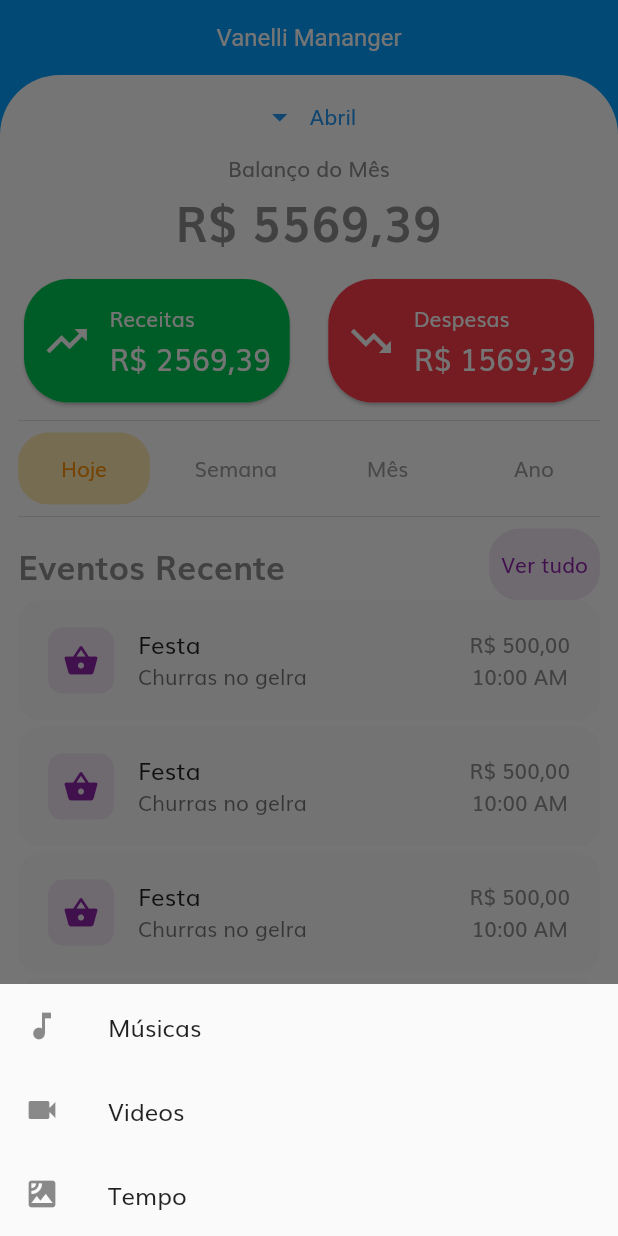
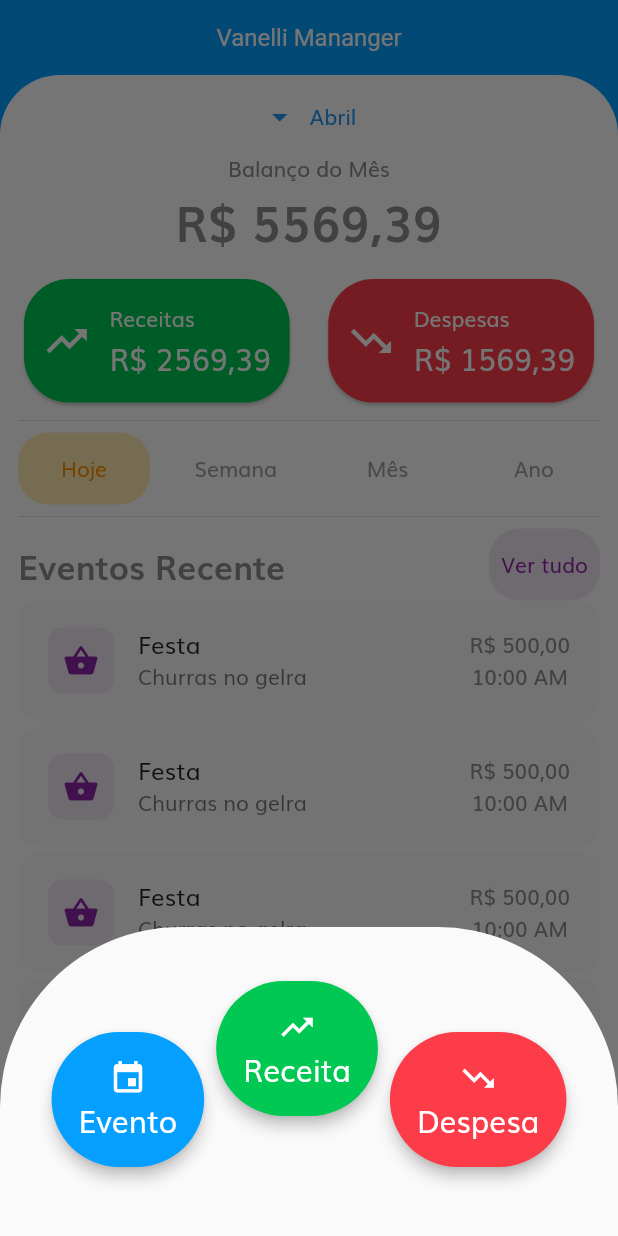
Before and after one commit to wagnervf/flutter-login-firebase, a Flutter app: the PerfilView screen opened by its route, after a tap on the "add" icon, on a phone screen of 412 x 824 dp. Run offline on Flutter 3.47's test engine with Material 2 defaults, Android fonts, the phone set to English and light mode, and no system bars; our stand-ins replace cloud_firestore, firebase_auth, firebase_core, firebase_storage, flutter_masked_text2, flutter_svg and 3 more; missing offline and left inert: validatorless; accounts and stored records are empty.

Commit message:
floatButton

```diff
--- a/lib/app/components/buttom_nav_bar.dart
+++ b/lib/app/components/buttom_nav_bar.dart
@@ -1,11 +1,17 @@
 import 'package:flutter/cupertino.dart';
 import 'package:flutter/material.dart';
+import 'package:flutter_loggin_firebase/app/modules/despesas/views/despesas_view.dart';
 import 'package:flutter_loggin_firebase/app/modules/event/views/event_view.dart';
 import 'package:flutter_loggin_firebase/app/modules/home/views/home_view.dart';
 import 'package:flutter_loggin_firebase/app/modules/perfil/views/perfil_view.dart';
+import 'package:flutter_loggin_firebase/app/modules/receitas/views/receitas_view.dart';
 import 'package:flutter_loggin_firebase/app/shared/enums.dart';
+import 'package:flutter_loggin_firebase/app/shared/size_config.dart';
 import 'package:flutter_loggin_firebase/app/theme.dart';
 import 'package:get/get.dart';
+
+import 'componentsUtils.dart';
+import 'constants.dart';
 
 class BottomNavBar extends StatelessWidget {
   const BottomNavBar({
@@ -18,6 +24,7 @@ class BottomNavBar extends StatelessWidget {
   @override
   Widget build(BuildContext context) {
     const Color inActiveIconColor = Color(0xFFB6B6B6);
+    final size = MediaQuery.of(context).size;
     return Container(
       padding: const EdgeInsets.symmetric(vertical: 14),
       decoration: BoxDecoration(
@@ -37,7 +44,7 @@ class BottomNavBar extends StatelessWidget {
           children: [
             iconHome(inActiveIconColor),
             iconCalendar(inActiveIconColor),
-            floatButton(context),
+            floatButton(size, context),
             iconList(inActiveIconColor),
             iconProfile(inActiveIconColor),
           ],
@@ -46,41 +53,100 @@ class BottomNavBar extends StatelessWidget {
     );
   }
 
-  Container floatButton(BuildContext context) {
-    return Container(
-      //margin: EdgeInsets.only(bottom: 24.0),
-      child: FloatingActionButton(
-        child: Icon(Icons.add),
-        onPressed: () => _configurandoModalBottomSheet(context),
-      ),
+  FloatingActionButton floatButton(Size size, BuildContext context) {
+    return FloatingActionButton(
+      child: const Icon(Icons.add),
+      onPressed: () => _configurandoModalBottomSheet(size, context),
     );
   }
 
-  void _configurandoModalBottomSheet(context) {
+  void _configurandoModalBottomSheet(Size size, context) {
     showModalBottomSheet(
+        shape: const RoundedRectangleBorder(
+          borderRadius: BorderRadius.only(
+            topLeft: Radius.circular(120),
+            topRight: Radius.circular(120),
+          ),
+        ),
         context: context,
         builder: (BuildContext bc) {
           return Container(
-            child: Wrap(
-              children: <Widget>[
-                ListTile(
-                    leading: new Icon(Icons.music_note),
-                    title: new Text('Músicas'),
-                    onTap: () => {}),
-                ListTile(
-                  leading: new Icon(Icons.videocam),
-                  title: new Text('Videos'),
-                  onTap: () => {},
-                ),
-                ListTile(
-                  leading: new Icon(Icons.satellite),
-                  title: new Text('Tempo'),
-                  onTap: () => {},
-                ),
-              ],
+            height: size.height * .25,
+            padding: const EdgeInsets.all(12.0),
+            child: Center(
+              child: Wrap(
+                alignment: WrapAlignment.spaceBetween,
+                crossAxisAlignment: WrapCrossAlignment.center,
+                spacing: 8.0,
+                children: <Widget>[
+                  Container(
+                    margin: const EdgeInsets.only(top: 24.0),
+                    child: buttonsModal(
+                      text: 'Evento',
+                      color: kPrimaryColor,
+                      icon: Icons.event,
+                      page: '/event',
+                    ),
+                  ),
+                  Container(
+                    margin: const EdgeInsets.only(bottom: 44),
+                    child: buttonsModal(
+                      text: 'Receita',
+                      color: kColorReceitas,
+                      icon: Icons.trending_up,
+                      page: '/receitas',
+                    ),
+                  ),
+                  Container(
+                    margin: const EdgeInsets.only(top: 24.0),
+                    child: buttonsModal(
+                      text: 'Despesa',
+                      color: kColorDespesas,
+                      icon: Icons.trending_down,
+                      page: '/despesas',
+                    ),
+                  ),
+                ],
+              ),
             ),
           );
         });
+  }
+
+  ElevatedButton buttonsModal(
+      {required Color color,
+      required IconData icon,
+      required String text,
+      required String page}) {
+    return ElevatedButton(
+      onPressed: () => Get.toNamed(page),
+      child: Column(
+        children: [
+          Icon(
+            icon,
+            color: Colors.white,
+            size: 25.0,
+          ),
+          Text(
+            text,
+            textAlign: TextAlign.start,
+            style: const TextStyle(
+              color: Colors.white,
+              fontSize: 20.0,
+            ),
+          ),
+        ],
+      ),
+      style: ElevatedButton.styleFrom(
+        elevation: 4.0,
+        primary: color,
+        alignment: Alignment.center,
+        padding: const EdgeInsets.all(18.0),
+        shape: RoundedRectangleBorder(
+          borderRadius: BorderRadius.circular(60),
+        ),
+      ),
+    );
   }
 
   IconButton iconProfile(Color inActiveIconColor) {
@@ -91,9 +157,7 @@ class BottomNavBar extends StatelessWidget {
             ? kPrimaryColor
             : inActiveIconColor,
       ),
-      onPressed: () => Get.to(
-        () => PerfilView(),
-      ),
+      onPressed: () => Get.to(() => PerfilView()),
     );
   }
 
--- a/lib/app/components/componentsUtils.dart
+++ b/lib/app/components/componentsUtils.dart
@@ -64,4 +64,50 @@ class Componentsutils {
       filled: true,
     );
   }
+
+  static Card cardInformation({
+    required Size size,
+    required IconData icon,
+    required String title,
+    required String valor,
+    required Color color,
+  }) {
+    return Card(
+      shape: RoundedRectangleBorder(
+        borderRadius: BorderRadius.circular(30),
+      ),
+      child: Container(
+        width: size.width * .43,
+        height: size.height * .1,
+        decoration: BoxDecoration(
+          color: color,
+          borderRadius: BorderRadius.circular(30),
+        ),
+        child: Row(
+          mainAxisAlignment: MainAxisAlignment.spaceEvenly,
+          children: [
+            Icon(
+              icon,
+              color: Colors.white,
+              size: 32.0,
+            ),
+            Column(
+              crossAxisAlignment: CrossAxisAlignment.start,
+              mainAxisAlignment: MainAxisAlignment.center,
+              children: [
+                Text(
+                  title,
+                  style: TextStyle(color: Colors.white),
+                ),
+                Text(
+                  valor,
+                  style: TextStyle(color: Colors.white, fontSize: 20.0),
+                ),
+              ],
+            ),
+          ],
+        ),
+      ),
+    );
+  }
 }
--- a/lib/app/modules/home/views/home_view.dart
+++ b/lib/app/modules/home/views/home_view.dart
@@ -1,6 +1,7 @@
 import 'package:flutter/material.dart';
 import 'package:flutter_loggin_firebase/app/components/app_bar.dart';
 import 'package:flutter_loggin_firebase/app/components/buttom_nav_bar.dart';
+import 'package:flutter_loggin_firebase/app/components/componentsUtils.dart';
 import 'package:flutter_loggin_firebase/app/components/constants.dart';
 import 'package:flutter_loggin_firebase/app/components/decorations.dart';
 import 'package:flutter_loggin_firebase/app/modules/despesas/views/despesas_view.dart';
@@ -64,7 +65,7 @@ class HomeView extends StatelessWidget {
           Row(
             mainAxisAlignment: MainAxisAlignment.spaceBetween,
             children: [
-              cardInformation(
+              Componentsutils.cardInformation(
                 size: size,
                 icon: Icons.trending_up,
                 title: 'Receitas',
@@ -72,7 +73,7 @@ class HomeView extends StatelessWidget {
                 color: kColorReceitas,
               ),
               //const SizedBox(width: 8.0),
-              cardInformation(
+              Componentsutils.cardInformation(
                 size: size,
                 icon: Icons.trending_down,
                 title: 'Despesas',
@@ -204,52 +205,6 @@ class HomeView extends StatelessWidget {
     );
   }
 
-  Card cardInformation({
-    required Size size,
-    required IconData icon,
-    required String title,
-    required String valor,
-    required Color color,
-  }) {
-    return Card(
-      shape: RoundedRectangleBorder(
-        borderRadius: BorderRadius.circular(30),
-      ),
-      child: Container(
-        width: size.width * .43,
-        height: size.height * .1,
-        decoration: BoxDecoration(
-          color: color,
-          borderRadius: BorderRadius.circular(30),
-        ),
-        child: Row(
-          mainAxisAlignment: MainAxisAlignment.spaceEvenly,
-          children: [
-            Icon(
-              icon,
-              color: Colors.white,
-              size: 32.0,
-            ),
-            Column(
-              crossAxisAlignment: CrossAxisAlignment.start,
-              mainAxisAlignment: MainAxisAlignment.center,
-              children: [
-                Text(
-                  title,
-                  style: TextStyle(color: Colors.white),
-                ),
-                Text(
-                  valor,
-                  style: TextStyle(color: Colors.white, fontSize: 20.0),
-                ),
-              ],
-            ),
-          ],
-        ),
-      ),
-    );
-  }
-
   Column testes() {
     return Column(
       children: [
```
